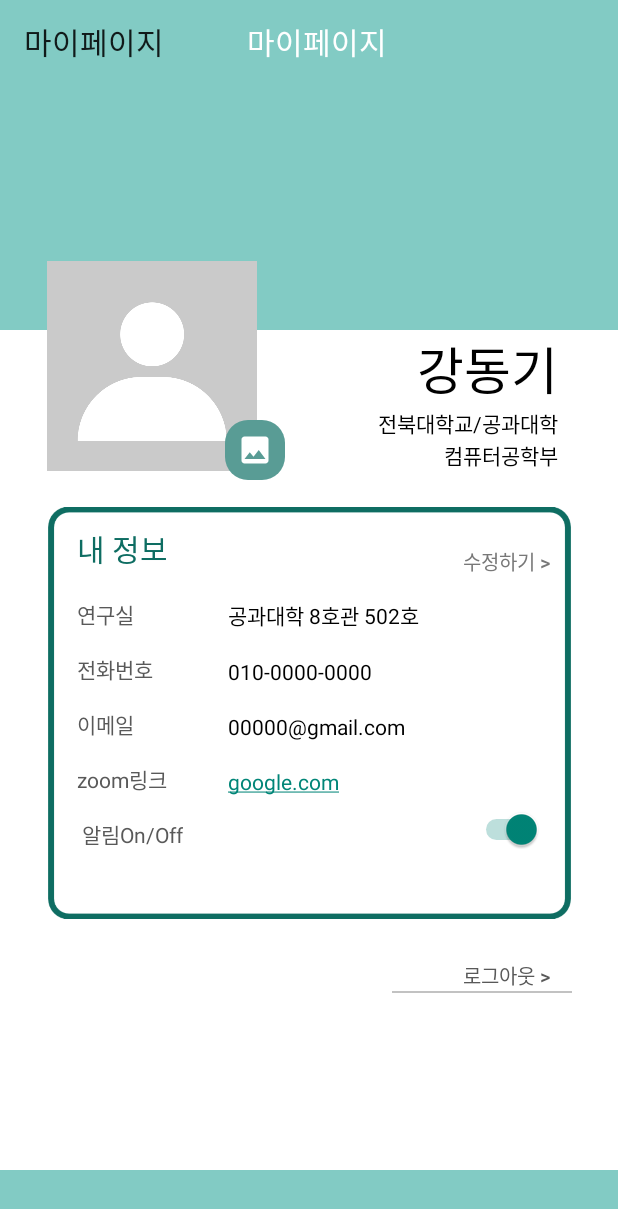
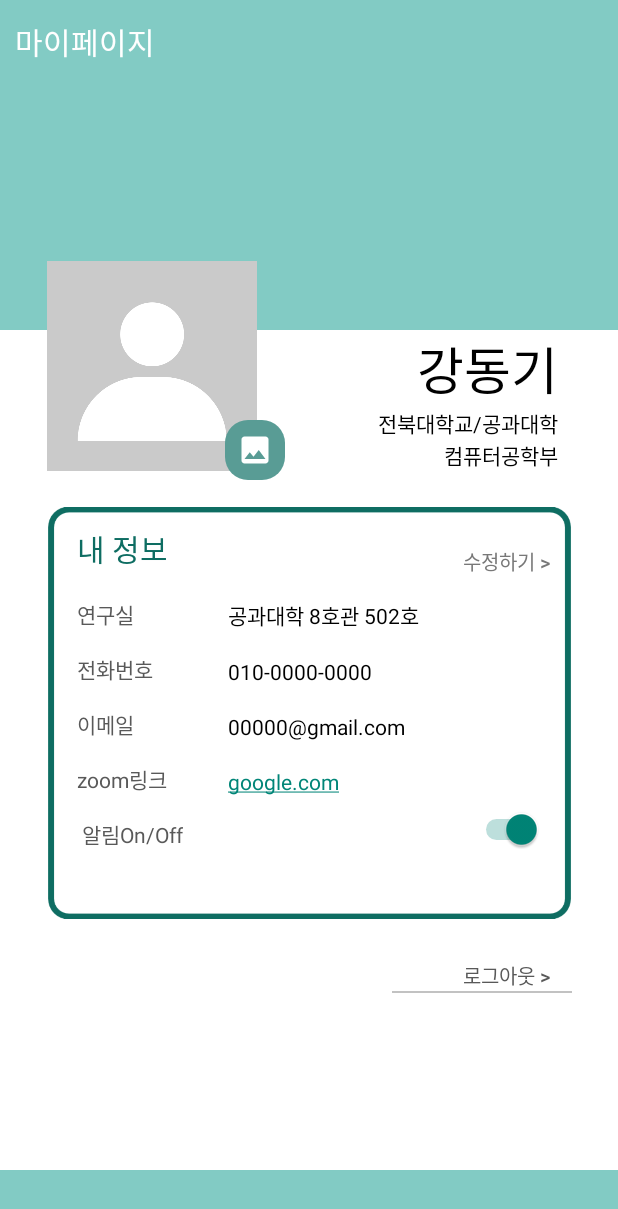
Before and after one commit to kys6737/AndroidProject, an Android app: the screen it shows after launch (MyPg_P), on a phone screen of 412 x 824 dp. Shown: the top 1209 px of the screen. Run offline under Robolectric (Android 15) with nearby library versions, the phone set to English and light mode, and no system bars; our stand-ins replace Firebase (no records; nobody signed in at launch, a user with empty details on screens opened directly).

Commit message:
마이페이지(교수용) 완료

```diff
--- a/app/src/main/res/layout/mypg_p.xml
+++ b/app/src/main/res/layout/mypg_p.xml
@@ -16,8 +16,7 @@
         android:minHeight="?attr/actionBarSize"
         android:theme="?attr/actionBarTheme"
         app:layout_constraintStart_toStartOf="parent"
-        app:layout_constraintTop_toTopOf="parent"
-        app:title="마이페이지" />
+        app:layout_constraintTop_toTopOf="parent" />
 
     <Button
         android:id="@+id/backBtn"
@@ -30,8 +29,7 @@
         android:textColor="@color/white"
         app:layout_constraintBottom_toBottomOf="@+id/toolbar"
         app:layout_constraintStart_toStartOf="@id/toolbar"
-        app:layout_constraintTop_toTopOf="@id/toolbar"
-        app:layout_constraintEnd_toEndOf="parent"/>
+        app:layout_constraintTop_toTopOf="@id/toolbar" />
 
     <View
         android:id="@+id/semiBG"
```
